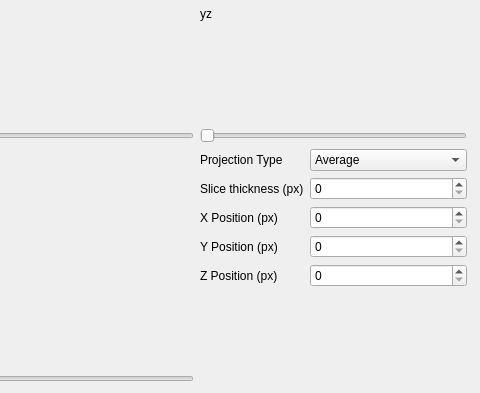
flesage/micro-oct-acq, file oct3dorthogonalviewer.ui: the form before one commit; both pictures show x 84 to 564 and y 105 to 498 of the 564 by 498 pixel window.
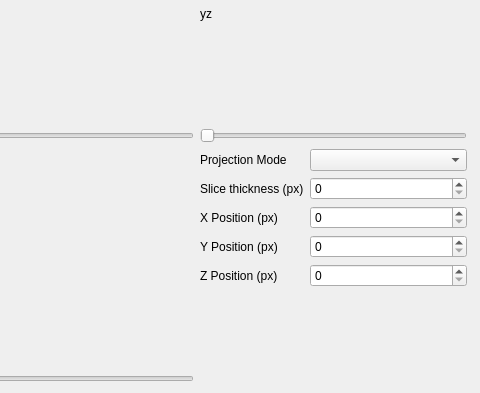
The form after the commit.

The edit to the form file:
```diff
--- a/oct3dorthogonalviewer.ui
+++ b/oct3dorthogonalviewer.ui
@@ -10,6 +10,18 @@
     <height>498</height>
    </rect>
   </property>
+  <property name="sizePolicy">
+   <sizepolicy hsizetype="Expanding" vsizetype="Expanding">
+    <horstretch>0</horstretch>
+    <verstretch>0</verstretch>
+   </sizepolicy>
+  </property>
+  <property name="minimumSize">
+   <size>
+    <width>564</width>
+    <height>498</height>
+   </size>
+  </property>
   <property name="windowTitle">
    <string>Form</string>
   </property>
@@ -106,32 +118,15 @@
       <item row="0" column="0">
        <widget class="QLabel" name="label_8">
         <property name="text">
-         <string>Projection Type</string>
+         <string>Projection Mode</string>
         </property>
        </widget>
       </item>
       <item row="0" column="1">
-       <widget class="QComboBox" name="comboBox">
-        <item>
-         <property name="text">
-          <string>Average</string>
-         </property>
-        </item>
-        <item>
-         <property name="text">
-          <string>Minimum</string>
-         </property>
-        </item>
-        <item>
-         <property name="text">
-          <string>Maximum</string>
-         </property>
-        </item>
-        <item>
-         <property name="text">
-          <string>Variance</string>
-         </property>
-        </item>
+       <widget class="QComboBox" name="comboBox_projectionType">
+        <property name="enabled">
+         <bool>true</bool>
+        </property>
        </widget>
       </item>
      </layout>
```
Left out of the diff: 44 changed lines with no effect on the pictures.
